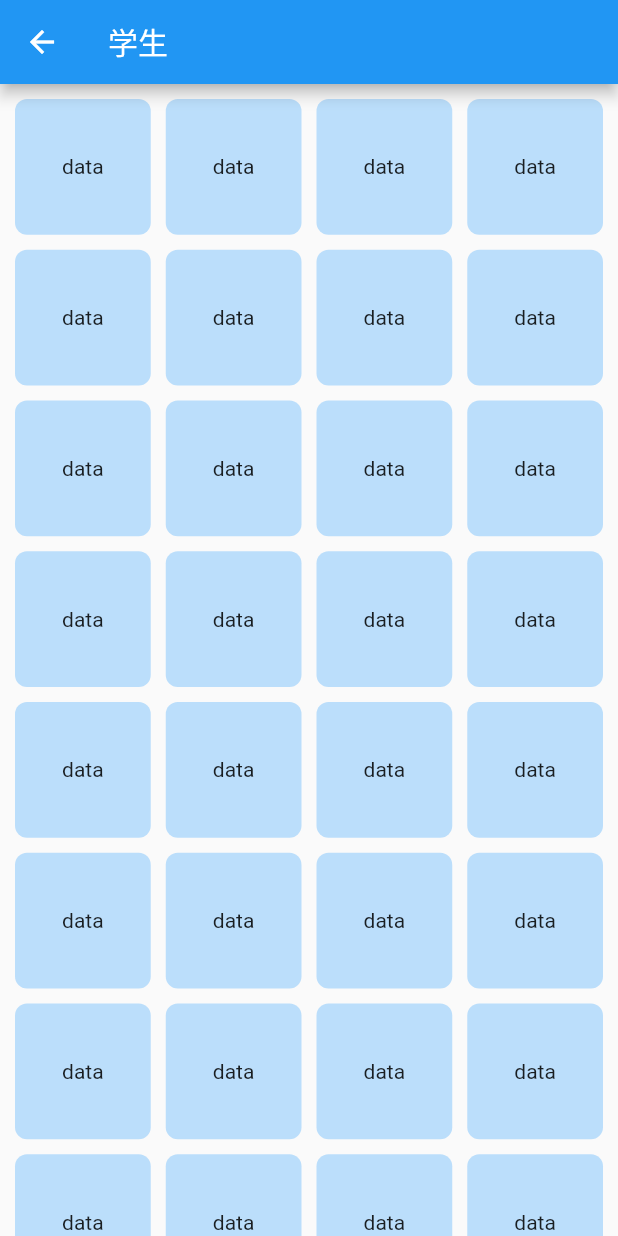
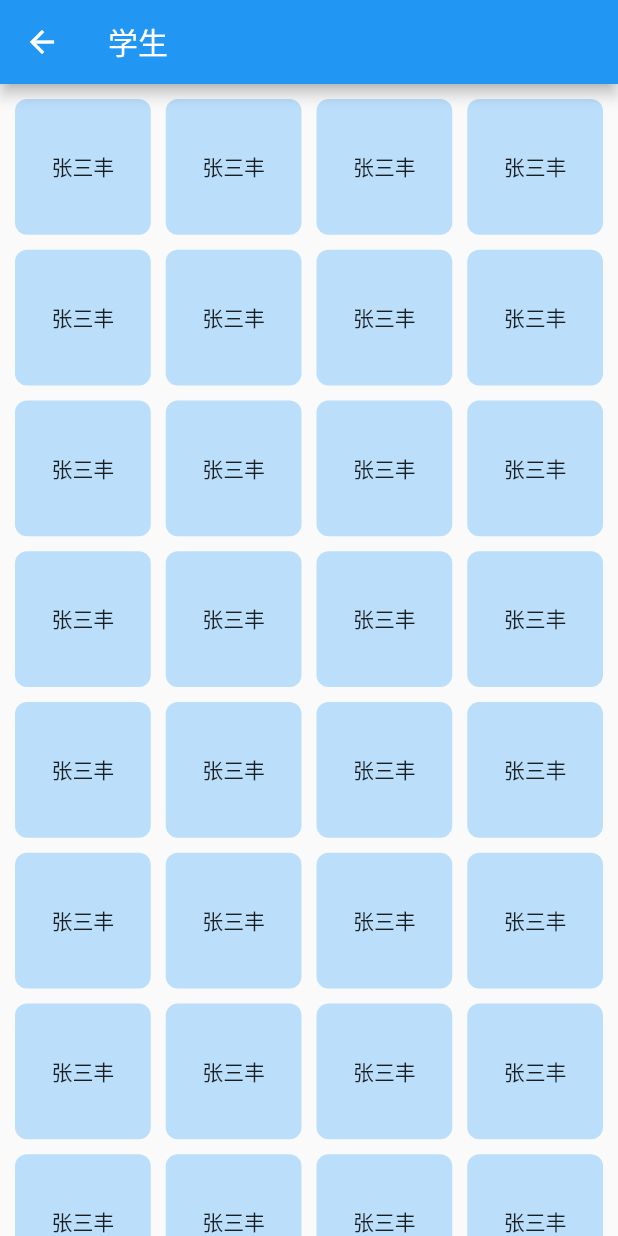
Before and after one commit to GuuHeng/SmartEducation, a Flutter app: the StudentsPage screen opened directly, on a phone screen of 412 x 824 dp. Run offline on Flutter 3.47's test engine with Material 2 defaults, Android fonts, the phone set to English and light mode, and no system bars; our stand-ins replace flutter_easyloading, shared_preferences, sqflite, time; missing offline and left inert: dart:ffi; accounts and stored records are empty; network calls fail.

Commit message:
no message

```diff
--- a/lib/pages/class/students_page.dart
+++ b/lib/pages/class/students_page.dart
@@ -1,6 +1,7 @@
 import 'dart:math';
 
 import 'package:flutter/material.dart';
+import 'package:smart_education/router.dart';
 
 class StudentsPage extends StatefulWidget {
   @override
@@ -14,8 +15,10 @@ class _StudentsState extends State<StudentsPage> {
     // TODO: implement initState
     super.initState();
 
-    String nameString = "酸辣粉就是浪费记录是京东福粒敬爱的会更好";
-    for (var i = 0; i < 50; i++) {}
+    /* String nameString = "酸辣粉就是浪费记录是京东福粒敬爱的会更好"; */
+    for (var i = 0; i < 50; i++) {
+      studentsList.add('张三丰');
+    }
   }
 
   @override
@@ -23,16 +26,25 @@ class _StudentsState extends State<StudentsPage> {
     return Scaffold(
       appBar: AppBar(title: Text("学生")),
       body: GridView.builder(
-          padding: EdgeInsets.all(10),
-          gridDelegate: SliverGridDelegateWithFixedCrossAxisCount(
-              crossAxisCount: 4, mainAxisSpacing: 10, crossAxisSpacing: 10),
-          itemBuilder: (BuildContext context, int index) {
-            return Container(
+        padding: EdgeInsets.all(10),
+        gridDelegate: SliverGridDelegateWithFixedCrossAxisCount(
+            crossAxisCount: 4, mainAxisSpacing: 10, crossAxisSpacing: 10),
+        itemBuilder: (BuildContext context, int index) {
+          String name = studentsList[index];
+          return GestureDetector(
+            child: Container(
               decoration: BoxDecoration(
-                  borderRadius: BorderRadius.all(Radius.circular(8)), color: Colors.blue[100]),
-              child: Center(child: Text("data")),
-            );
-          }),
+                  borderRadius: BorderRadius.all(Radius.circular(8)),
+                  color: Colors.blue[100]),
+              child: Center(child: Text(name)),
+            ),
+            onTap: () {
+              SERouter.push(context, SERouter.studentDetailPage);
+            },
+          );
+        },
+        itemCount: studentsList.length,
+      ),
     );
   }
 }
--- a/lib/pages/timetable/subject_management.dart
+++ b/lib/pages/timetable/subject_management.dart
@@ -77,7 +77,7 @@ class _SubjectManagementPageState extends State<SubjectManagementPage> {
                     Padding(
                       padding: EdgeInsets.all(20),
                       child: Icon(
-                        Icons.macro_off,
+                        Icons.mic,
                         color: Colors.red,
                       ),
                     ),
--- a/lib/pages/timetable/timetable_management.dart
+++ b/lib/pages/timetable/timetable_management.dart
@@ -12,7 +12,7 @@ class _TimetableManagementPageState extends State<TimetableManagementPage> {
   @override
   Widget build(BuildContext context) {
     return Scaffold(
-        body: ListView.separated(
+        /* body: ListView.separated(
             itemBuilder: (BuildContext context, int index) {},
             separatorBuilder: (BuildContext context, int index) {
               return Divider(
@@ -20,6 +20,7 @@ class _TimetableManagementPageState extends State<TimetableManagementPage> {
                 color: Color(AppColor.list_separated_color),
               );
             },
-            itemCount: 10));
+            itemCount: 10) */
+        );
   }
 }
--- a/lib/pages/timetable/timetable_settings.dart
+++ b/lib/pages/timetable/timetable_settings.dart
@@ -67,13 +67,15 @@ class _TimeTableSettingsState extends State<_TimeTableSettings> {
                   decoration: BoxDecoration(
                       color: Colors.blue,
                       image: DecorationImage(
-                          image: AssetImage('assets/images/school.png'), fit: BoxFit.cover)),
+                          image: AssetImage('assets/images/school.png'),
+                          fit: BoxFit.cover)),
                 );
               } else {
                 for (int i = 0; i < _menusItemList.length; i++) {
                   return _menusItemList[index - 1];
                 }
               }
+              return Text("");
             },
             separatorBuilder: (BuildContext context, int index) => Divider(
                   height: 1,
--- a/lib/router.dart
+++ b/lib/router.dart
@@ -8,6 +8,7 @@ import 'pages/timetable/timetable_settings.dart';
 import 'pages/timetable/weekday_timetable.dart';
 import 'pages/timetable/subject_log/subject_class_detail.dart';
 import 'pages/class/students_page.dart';
+import 'pages/class/student_detail.dart';
 
 class SERouter {
   static const timetablePage = 'timetable/today';
@@ -18,8 +19,11 @@ class SERouter {
   static const subjectManagementPage = 'timetable/management/subject';
   static const subjectAddPage = 'timetable/management/subject/add';
   static const subjectAddNamePage = 'timetable/management/subject/add/name';
-  static const subjectClassDetailPage = 'timetable/subjectClass/detail'; // 该节课的详情
+  static const subjectClassDetailPage =
+      'timetable/subjectClass/detail'; // 该节课的详情
   static const studentsPage = 'class/students';
+  static const studentDetailPage = 'class/student/detail';
+
   Widget _generatePage(String url, dynamic params) {
     switch (url) {
       case timetablePage:
@@ -40,6 +44,8 @@ class SERouter {
         return SubjectClassDetaiPage(subjectClassId: params);
       case studentsPage:
         return StudentsPage();
+      case studentDetailPage:
+        return StudentDetailPage();
     }
     return Scaffold();
   }
```
Also changed, not shown: lib/pages/class/student_detail.dart (added, +45 -0 lines), 1 other file.
